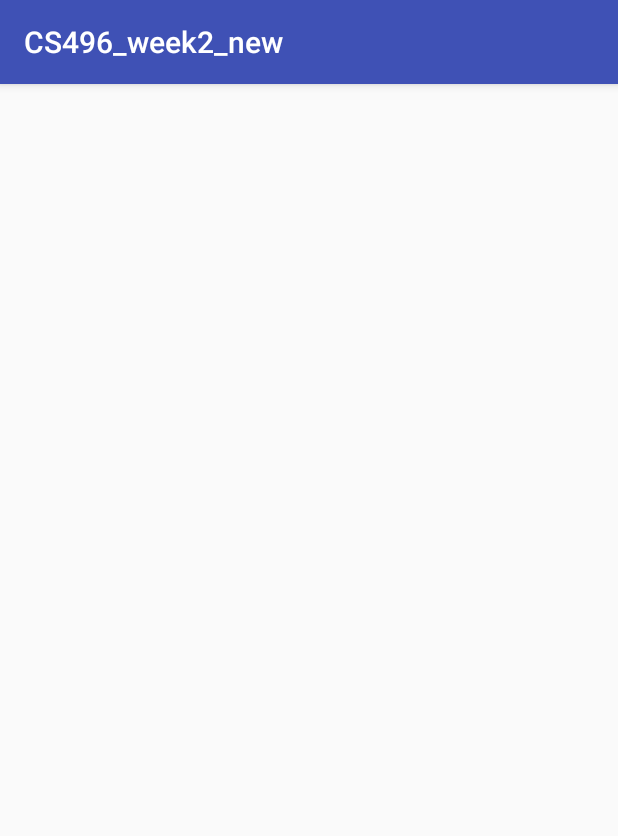
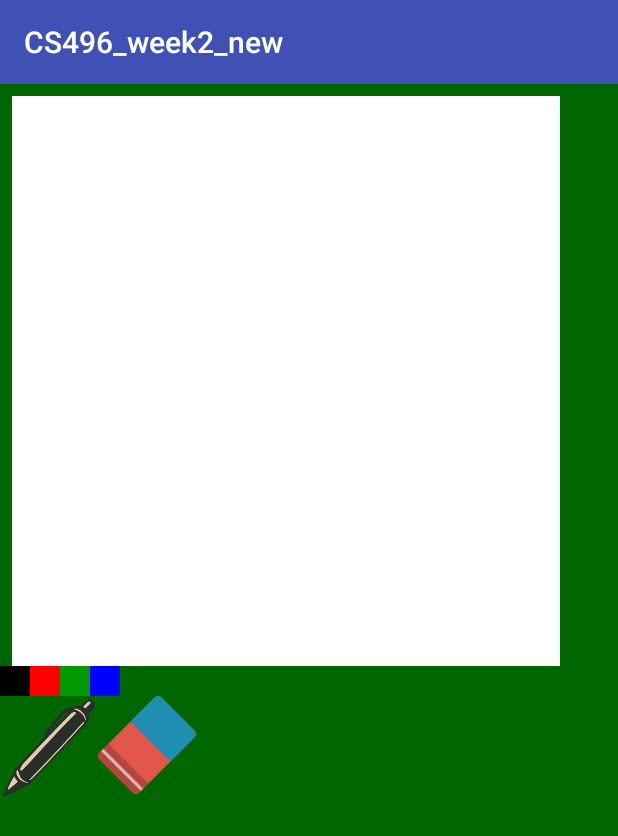
Before and after one commit to mushclam/CS496_week2_new, an Android app: the fragment CanvasFragment shown on its own in the app's theme, on a phone screen of 412 x 824 dp. Shown: the top 836 px of the screen. Run offline under Robolectric (Android 15) with nearby library versions, the phone set to English and light mode, and no system bars; 1 statement that could not run was skipped.

Commit message:
Implement canvas functionality

```diff
--- a/app/src/main/java/com/example/q/cs496_week2_new/tabs/Canvas/CanvasFragment.java
+++ b/app/src/main/java/com/example/q/cs496_week2_new/tabs/Canvas/CanvasFragment.java
@@ -1,26 +1,28 @@
 package com.example.q.cs496_week2_new.tabs.Canvas;
 
+import android.app.ActionBar;
 import android.os.Bundle;
 import android.support.v4.app.Fragment;
+import android.util.DisplayMetrics;
 import android.view.LayoutInflater;
 import android.view.View;
 import android.view.ViewGroup;
+import android.view.Window;
+import android.widget.Button;
+import android.widget.ImageButton;
+import android.widget.ImageView;
+import android.widget.Toast;
 
+import com.example.q.cs496_week2_new.MainActivity;
 import com.example.q.cs496_week2_new.R;
 
-/**
- * A simple {@link Fragment} subclass.
- * Activities that contain this fragment must implement the
- * {@link CanvasFragment.OnFragmentInteractionListener} interface
- * to handle interaction events.
- * Use the {@link CanvasFragment#newInstance} factory method to
- * create an instance of this fragment.
- */
 public class CanvasFragment extends Fragment {
     // TODO: Rename parameter arguments, choose names that match
     // the fragment initialization parameters, e.g. ARG_ITEM_NUMBER
     private static final String ARG_PARAM1 = "param1";
     private static final String ARG_PARAM2 = "param2";
+
+    private PaintView paintView;
 
     // TODO: Rename and change types of parameters
     private String mParam1;
@@ -30,14 +32,6 @@ public class CanvasFragment extends Fragment {
         // Required empty public constructor
     }
 
-    /**
-     * Use this factory method to create a new instance of
-     * this fragment using the provided parameters.
-     *
-     * @param param1 Parameter 1.
-     * @param param2 Parameter 2.
-     * @return A new instance of fragment CanvasFragment.
-     */
     // TODO: Rename and change types and number of parameters
     public static CanvasFragment newInstance(String param1, String param2) {
         CanvasFragment fragment = new CanvasFragment();
@@ -58,10 +52,70 @@ public class CanvasFragment extends Fragment {
     }
 
     @Override
+    public void onResume(){
+        super.onResume();
+        ((MainActivity)getActivity()).getSupportActionBar().hide();
+    }
+
+    @Override
     public View onCreateView(LayoutInflater inflater, ViewGroup container,
                              Bundle savedInstanceState) {
         // Inflate the layout for this fragment
-        return inflater.inflate(R.layout.fragment_canvas, container, false);
+        View view = inflater.inflate(R.layout.fragment_canvas, container, false);
+
+        /* buttons */
+        Button black_but = (Button) view.findViewById(R.id.button_black);
+        Button red_but = (Button) view.findViewById(R.id.button_red);
+        Button green_but = (Button) view.findViewById(R.id.button_green);
+        Button blue_but = (Button) view.findViewById(R.id.button_blue);
+        ImageButton eraser_but = (ImageButton) view.findViewById(R.id.eraser_activate);
+        ImageButton pencil_but = (ImageButton) view.findViewById(R.id.pencil_activate);
+
+        black_but.setOnClickListener(new View.OnClickListener() {
+            public void onClick(View v) {
+                paintView.setColor(-16777216);
+            }
+        });
+
+        red_but.setOnClickListener(new View.OnClickListener() {
+            public void onClick(View v) {
+                paintView.setColor(-65536);
+            }
+        });
+
+        green_but.setOnClickListener(new View.OnClickListener() {
+            public void onClick(View v) {
+                paintView.setColor(-16711936);
+            }
+        });
+
+        blue_but.setOnClickListener(new View.OnClickListener() {
+            public void onClick(View v) {
+                paintView.setColor(-16776961);
+            }
+        });
+
+        eraser_but.setOnClickListener(new View.OnClickListener() {
+            public void onClick(View v) {
+                paintView.setColor(-1);
+            }
+        });
+
+        pencil_but.setOnClickListener(new View.OnClickListener() {
+            public void onClick(View v) {
+                Toast.makeText(getActivity().getApplicationContext(), "pencil activated", Toast.LENGTH_LONG).show(); // todo
+            }
+        });
+
+        /* buttons end */
+
+        paintView = (PaintView) view.findViewById(R.id.paintView);
+        DisplayMetrics metrics = new DisplayMetrics();
+        getActivity().getWindowManager().getDefaultDisplay().getMetrics(metrics);
+        paintView.init(metrics);
+
+
+        return view;
     }
 
 }
--- /dev/null
+++ b/app/src/main/java/com/example/q/cs496_week2_new/tabs/Canvas/PaintView.java
@@ -0,0 +1,174 @@
+package com.example.q.cs496_week2_new.tabs.Canvas;
+
+import android.content.Context;
+import android.graphics.Bitmap;
+import android.graphics.BlurMaskFilter;
+import android.graphics.Canvas;
+import android.graphics.Color;
+import android.graphics.EmbossMaskFilter;
+import android.graphics.MaskFilter;
+import android.graphics.Paint;
+import android.graphics.Path;
+import android.util.AttributeSet;
+import android.util.DisplayMetrics;
+import android.view.MotionEvent;
+import android.view.View;
+
+import java.util.ArrayList;
+
+
+public class PaintView extends View {
+
+    public static int BRUSH_SIZE = 20;
+    public static final int DEFAULT_COLOR = Color.BLACK;
+    public static final int DEFAULT_BG_COLOR = Color.WHITE;
+    private static final float TOUCH_TOLERANCE = 4;
+    private float mX, mY;
+    private Path mPath;
+    private Paint mPaint;
+    private ArrayList<FingerPath> paths = new ArrayList<>();
+    private int currentColor;
+    private int backgroundColor = DEFAULT_BG_COLOR;
+    private int strokeWidth;
+    private boolean emboss;
+    private boolean blur;
+    private MaskFilter mEmboss;
+    private MaskFilter mBlur;
+    private Bitmap mBitmap;
+    private Canvas mCanvas;
+    private Paint mBitmapPaint = new Paint(Paint.DITHER_FLAG);
+
+    public PaintView(Context context) {
+        this(context, null);
+    }
+
+    public PaintView(Context context, AttributeSet attrs) {
+        super(context, attrs);
+        mPaint = new Paint();
+        mPaint.setAntiAlias(true);
+        mPaint.setDither(true);
+        mPaint.setColor(DEFAULT_COLOR);
+        mPaint.setStyle(Paint.Style.STROKE);
+        mPaint.setStrokeJoin(Paint.Join.ROUND);
+        mPaint.setStrokeCap(Paint.Cap.ROUND);
+        mPaint.setXfermode(null);
+        mPaint.setAlpha(0xff);
+
+        mEmboss = new EmbossMaskFilter(new float[] {1, 1, 1}, 0.4f, 6, 3.5f);
+        mBlur = new BlurMaskFilter(5, BlurMaskFilter.Blur.NORMAL);
+    }
+
+    public void init(DisplayMetrics metrics) {
+        int height = metrics.heightPixels;
+        int width = metrics.widthPixels;
+
+        mBitmap = Bitmap.createBitmap(width, height, Bitmap.Config.ARGB_8888);
+        mCanvas = new Canvas(mBitmap);
+
+        currentColor = DEFAULT_COLOR;
+        strokeWidth = BRUSH_SIZE;
+    }
+
+    public void normal() {
+        emboss = false;
+        blur = false;
+    }
+
+    public void emboss() {
+        emboss = true;
+        blur = false;
+    }
+
+    public void blur() {
+        emboss = false;
+        blur = true;
+    }
+
+    public void clear() {
+        backgroundColor = DEFAULT_BG_COLOR;
+        paths.clear();
+        normal();
+        invalidate();
+    }
+
+    protected Bitmap getmBitmap()
+    {
+        return mBitmap;
+    }
+    @Override
+    protected void onDraw(Canvas canvas) {
+        canvas.save(); // 이 순간의 canvas 상태를 기록
+        mCanvas.drawColor(backgroundColor);
+
+        for (FingerPath fp : paths) {
+            mPaint.setColor(fp.color);
+            mPaint.setStrokeWidth(fp.strokeWidth);
+            mPaint.setMaskFilter(null);
+
+            if (fp.emboss)
+                mPaint.setMaskFilter(mEmboss);
+            else if (fp.blur)
+                mPaint.setMaskFilter(mBlur);
+
+            mCanvas.drawPath(fp.path, mPaint);
+
+        }
+
+        canvas.drawBitmap(mBitmap, 0, 0, mBitmapPaint);
+        canvas.restore(); // canvas를 가장 최근의 canvas.save 시점으로 복구 (그 사이의 변화를 삭제)
+    }
+
+    private void touchStart(float x, float y) {
+        mPath = new Path();
+        FingerPath fp = new FingerPath(currentColor, emboss, blur, strokeWidth, mPath);
+        paths.add(fp);
+
+        mPath.reset();
+        mPath.moveTo(x, y);
+        mX = x;
+        mY = y;
+    }
+
+    private void touchMove(float x, float y) {
+        float dx = Math.abs(x - mX);
+        float dy = Math.abs(y - mY);
+
+        if (dx >= TOUCH_TOLERANCE || dy >= TOUCH_TOLERANCE) {
+            mPath.quadTo(mX, mY, (x + mX) / 2, (y + mY) / 2);
+            mX = x;
+            mY = y;
+
+        }
+    }
+
+    private void touchUp() {
+        mPath.lineTo(mX, mY);
+    }
+
+    @Override
+    public boolean onTouchEvent(MotionEvent event) {
+        float x = event.getX();
+        float y = event.getY();
+
+        switch(event.getAction()) {
+            case MotionEvent.ACTION_DOWN :
+                touchStart(x, y);
+                invalidate();
+                break;
+            case MotionEvent.ACTION_MOVE :
+                touchMove(x, y);
+                invalidate();
+                break;
+            case MotionEvent.ACTION_UP :
+                touchUp();
+                invalidate();
+                break;
+        }
+
+        return true;
+    }
+
+    public void setColor(int color) {
+        currentColor = color;
+    }
+}
--- a/app/src/main/res/layout/fragment_canvas.xml
+++ b/app/src/main/res/layout/fragment_canvas.xml
@@ -1,21 +1,86 @@
 <?xml version="1.0" encoding="utf-8"?>
-<FrameLayout xmlns:android="http://schemas.android.com/apk/res/android"
+<!--<FrameLayout xmlns:android="http://schemas.android.com/apk/res/android"
     xmlns:tools="http://schemas.android.com/tools"
+    xmlns:app="http://schemas.android.com/apk/res-auto"
     android:layout_width="match_parent"
     android:layout_height="match_parent"
-    tools:context=".tabs.Canvas.CanvasFragment">
+    tools:context=".tabs.Canvas.CanvasFragment">-->
+<LinearLayout xmlns:android="http://schemas.android.com/apk/res/android"
+    xmlns:app="http://schemas.android.com/apk/res-auto"
+    xmlns:tools="http://schemas.android.com/tools"
+    android:id="@+id/canvas"
+    android:layout_width="match_parent"
+    android:layout_height="match_parent"
+    android:background="#006600"
+    android:orientation="vertical"
+    >
 
-    <ImageView
-        android:id="@+id/canvas"
-        android:layout_width="match_parent"
-        android:layout_height="match_parent" />
+    <com.example.q.cs496_week2_new.tabs.Canvas.PaintView
+        android:id="@+id/paintView"
+        android:layout_width="365dp"
+        android:layout_height="380dp"
+        android:layout_alignParentTop="true"
+        android:layout_centerHorizontal="true"
+        android:layout_marginRight="8dp"
+        android:layout_marginStart="8dp"
+        android:layout_marginTop="8dp"
+        android:background="#FFFFFF"
+        app:layout_constraintEnd_toEndOf="parent"
+        app:layout_constraintHorizontal_bias="0.466"
+        app:layout_constraintStart_toStartOf="parent"
+        app:layout_constraintTop_toTopOf="parent" />
 
-<!--    <android.support.v7.widget.RecyclerView
-        android:id="@+id/recyclerView_openGallery"
-        android:layout_width="match_parent"
+
+    <LinearLayout
+        android:layout_width="wrap_content"
         android:layout_height="wrap_content"
-        android:layout_weight="1">
+        android:orientation="horizontal">
+        <Button
+            android:id="@+id/button_black"
+            android:layout_width="20dp"
+            android:layout_height="20dp"
+            android:background="@color/black" />
 
-    </android.support.v7.widget.RecyclerView>-->
+        <Button
+            android:id="@+id/button_red"
+            android:layout_width="20dp"
+            android:layout_height="20dp"
+            android:background="@color/red" />
 
-</FrameLayout>
+        <Button
+            android:id="@+id/button_green"
+            android:layout_width="20dp"
+            android:layout_height="20dp"
+            android:background="@color/green" />
+
+        <Button
+            android:id="@+id/button_blue"
+            android:layout_width="20dp"
+            android:layout_height="20dp"
+            android:background="@color/realblue" />
+    </LinearLayout>
+
+    <LinearLayout
+        android:layout_width="wrap_content"
+        android:layout_height="wrap_content"
+        android:orientation="horizontal">
+        <ImageButton
+            android:id="@+id/pencil_activate"
+            android:layout_width="65dp"
+            android:layout_height="69dp"
+            android:background="@null"
+            android:scaleType="fitXY"
+            android:src="@drawable/pen" />
+
+        <ImageButton
+            android:id="@+id/eraser_activate"
+            android:layout_width="65dp"
+            android:layout_height="65dp"
+            android:background="@null"
+            android:scaleType="fitXY"
+            app:srcCompat="@drawable/eraser" />
+    </LinearLayout>
+
+</LinearLayout>
+<!--
+    </FrameLayout>-->
--- a/app/src/main/res/values/colors.xml
+++ b/app/src/main/res/values/colors.xml
@@ -3,4 +3,9 @@
     <color name="colorPrimary">#3F51B5</color>
     <color name="colorPrimaryDark">#303F9F</color>
     <color name="colorAccent">#FF4081</color>
+    <color name="black">#000000</color>
+    <color name="red">#FF0000</color>
+    <color name="green">#009900</color>
+    <color name="realblue">#0000FF</color>
+
 </resources>
```
Also changed, not shown: app/src/main/java/com/example/q/cs496_week2_new/tabs/Canvas/FingerPath.java (added, +20 -0 lines), app/src/main/res/drawable/eraser.png (added), app/src/main/res/drawable/pen.png (added).
